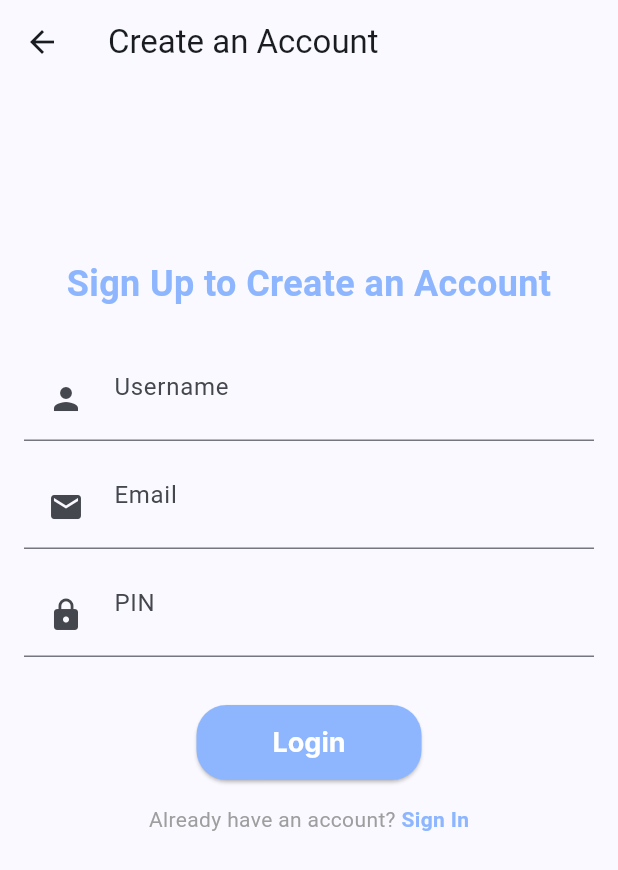
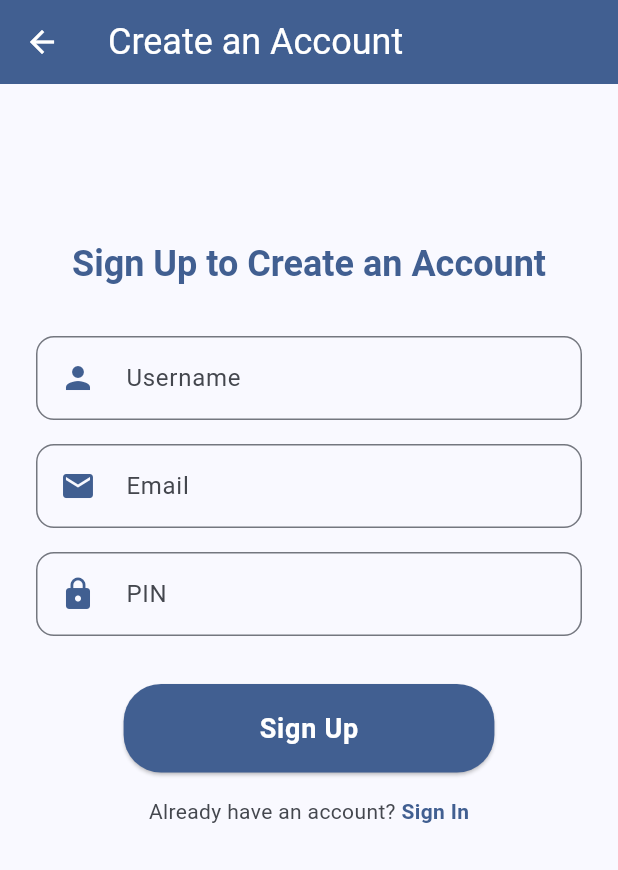
Before and after one commit to MiriAcer47/mokeypoxdetect, a Flutter app: the screen it shows after launch, after a tap on "GET STARTED", after a tap on "Login", after a tap on "Sign Up", on a phone screen of 412 x 824 dp. Shown: the top 870 px of the screen. Run offline on Flutter 3.47's test engine with Material 3 defaults, Android fonts, the phone set to English and light mode, and no system bars; our stand-ins replace image_picker, sqflite; accounts and stored records are empty; Roboto replaces fonts that are missing (Inter).

Commit message:
login and sign up sceens, dok comments

```diff
--- /dev/null
+++ b/lib/screens/have_account_check.dart
@@ -0,0 +1,45 @@
+import 'package:flutter/material.dart';
+import '../database_helper.dart';
+import '../models/user.dart';
+import 'patient_list.dart';
+import '../styles.dart';
+
+///Widget do sprawdzania, czy użytkownik ma konto.
+///Wyświetla opcję przejścia do ekranu rejestracji lub logowania w zleżności od stanu.
+class HaveAccountCheck extends StatelessWidget{
+  final bool login; //czy użytkownik jest na ekranie logowania
+  final VoidCallback press; //funkcja po naciśnięciu przycisku
+
+  const HaveAccountCheck({
+    super.key,
+    this.login = true,
+    required this.press,
+  });
+
+  @override
+  Widget build(BuildContext context) {
+    final colorScheme = Theme.of(context).colorScheme;
+
+    return Row(
+      mainAxisAlignment: MainAxisAlignment.center,
+      children: [
+        Text(
+          //Tekst wyświetlany w zależności od stanu
+          login ? "Don't have an account? " : "Already have an account? ",
+          style: TextStyle(color: colorScheme.onSurfaceVariant),
+        ),
+        //Przycisk przejścia do ekranu logowania lub rejestracji
+        GestureDetector(
+          onTap: press,
+          child: Text(
+            login ? "Sign Up" : "Sign In",
+            style: TextStyle(
+              color: colorScheme.primary,
+              fontWeight: FontWeight.bold,
+            ),
+          ),
+        ),
+      ],
+    );
+  }
+}
--- a/lib/screens/login_form.dart
+++ b/lib/screens/login_form.dart
@@ -2,76 +2,102 @@ import 'package:flutter/material.dart';
 import '../database_helper.dart';
 import '../models/user.dart';
 import 'patient_list.dart';
-import '../styles.dart';
 
+///Klasa przedstawia formularz logowania, umożliwiający użytkownikowu zalogowanie do aplikacji poprzez podanie nazwy użytkownika oraz PINu.
+///Po poprawnym wprowadzeniu danych następuje przekierowanie do ekranu z listą pacjentów.
+class LoginForm extends StatefulWidget {
+  const LoginForm({super.key});
 
-//Klasa przedstawiająca ekran logowania. W celu zalogowania użytkownik podaje nazwe użytkownika oraz PIN.
-class LoginForm extends StatefulWidget {
   @override
   _LoginFormState createState() => _LoginFormState();
 }
 
+
+///Stan aplikacji dla ekranu logowania. Zarządza kontrolerami tekstu, logiką walidacji i funkcją logowania.
 class _LoginFormState extends State<LoginForm> {
-  final _formKey = GlobalKey<FormState>();
-  final _usernameController = TextEditingController(); //kontoler pola nazwy użytkownika
-  final _pinController = TextEditingController(); //kontoler pola PIN
-  final dbHelper = DatabaseHelper.instance;
+  final _formKey = GlobalKey<FormState>(); //klucz do zarząrzania walidacją.
+  final _usernameController = TextEditingController(); //kontoler pola nazwy użytkownika.
+  final _pinController = TextEditingController(); //kontoler pola PIN.
+  final dbHelper = DatabaseHelper.instance; //instancja klasy DatabaseHelper
 
-  //metoda logowania użytkownika
-  void _login() async {
+  ///Metoda logowania użytkownika.
+  ///Sprawdza czy użytkownik istnieje oraz czy podany PIN jest poprawny,
+  Future<void> _login() async {
     if (_formKey.currentState!.validate()) {
-      String username = _usernameController.text.trim();
-      String pin = _pinController.text.trim();
+      String username = _usernameController.text
+          .trim(); //Pobiera i czyści nazwę użtkownika.
+      String pin = _pinController.text.trim(); //Pobiera i czyści PIN.
 
-      User? user = await dbHelper.getUser(username);
+      try {
+        User? user = await dbHelper.getUser(
+            username); //Pobiera użytkownika z bazy.
+
+        if (!mounted) return;
         if (user != null && user.pin == pin) {
-        //Jeśli dane są poprawne przejdź do listy pacjentów
+          //Jeśli dane są poprawne przejście do listy pacjentów.
           Navigator.pushReplacement(
             context,
             MaterialPageRoute(builder: (context) => PatientList()),
           );
         } else {
-        //W przypadku niepoprawnie wprowadzonych danych wyświetl komunikat o błędzie
+          //W przypadku niepoprawnie wprowadzonych danych wyświetla komunikat o błędzie.
           ScaffoldMessenger.of(context).showSnackBar(
-          SnackBar(content: Text('Invalid username or PIN')),
+            const SnackBar(content: Text('Invalid username or PIN')),
+          );
+        }
+      } catch (e) {
+        //Obsługa błędu - przy braku połączenia z bazu wyświetla komunikat  o błędzie.
+        ScaffoldMessenger.of(context).showSnackBar(const SnackBar(content: Text(
+            'Error connectiong to the database. Please try again.')),
         );
       }
     }
   }
 
+  ///Usuwa kontrolery przy zamykaniu widgetu.
   @override
   void dispose() {
     _usernameController.dispose();
     _pinController.dispose();
     super.dispose();
   }
+
   @override
   Widget build(BuildContext context){
+    final colorScheme = Theme.of(context).colorScheme;
+    final textTheme = Theme.of(context).textTheme;
+
     return Form(
       key: _formKey,
       child: Column(
         children: [
-          //Pola tekstowe dla nazwy użytkownika
+          //Pole tekstowe dla nazwy użytkownika.
           TextFormField(
             controller: _usernameController,
             decoration: InputDecoration(
               hintText: 'Username',
               prefixIcon: Padding(
-                padding: EdgeInsets.all(16),
-                child: Icon(Icons.person),
+                padding: const EdgeInsets.all(12),
+                child: Icon(Icons.person, color: colorScheme.primary),
+              ),
+              border: OutlineInputBorder(
+                borderRadius: BorderRadius.circular(12),
               ),
             ),
             validator: (value) => value!.isEmpty ? 'Please enter your username' : null,
           ),
-          SizedBox(height: 16.0),
-          //Pola tekstowe dla PIN
+          const SizedBox(height: 16.0),
+          //Pole tekstowe dla PIN.
           TextFormField(
             controller: _pinController,
             decoration: InputDecoration(
               hintText: 'PIN',
               prefixIcon: Padding(
-                padding: EdgeInsets.all(16),
-                child: Icon(Icons.lock),
+                padding: const EdgeInsets.all(16),
+                child: Icon(Icons.lock, color: colorScheme.primary),
+              ),
+              border: OutlineInputBorder(
+                borderRadius: BorderRadius.circular(12),
               ),
             ),
             keyboardType: TextInputType.number,
@@ -79,50 +105,25 @@ class _LoginFormState extends State<LoginForm> {
             validator: (value) =>
             value!.isEmpty ? 'Please enter your PIN' : null,
           ),
-          SizedBox(height: 32),
+          const SizedBox(height: 24),
           //Przycisk logowania
-          ElevatedButton(
+      SizedBox(
+        width: MediaQuery.of(context).size.width * 0.6,
+        child: ElevatedButton(
             onPressed: _login,
-            child: Text('Login', style: TextStyle(color: Colors.white),
+            style: ElevatedButton.styleFrom(
+              padding: const EdgeInsets.symmetric(horizontal: 48, vertical: 16),
+              shape: RoundedRectangleBorder(
+                borderRadius: BorderRadius.circular(25),
               ),
-            style:buttonStyle1,
+              backgroundColor: colorScheme.primary,
+          ),
+            child: Text('Login',
+                style: textTheme.bodyLarge?.copyWith(color: colorScheme.onPrimary, fontSize: 18, fontWeight: FontWeight.bold)),
+        ),
       ),
         ],
       ),
     );
   }
 }
-
-class HaveAccountCheck extends StatelessWidget{
-  final bool login;
-  final VoidCallback press;
-
-  const HaveAccountCheck({
-    Key? key,
-    this.login = true,
-    required this.press,
-  }) :super(key:key);
-
-  @override
-  Widget build(BuildContext context) {
-    return Row(
-      mainAxisAlignment: MainAxisAlignment.center,
-      children: [
-        Text(
-          login ? "Don't have an account? " : "Already have an account? ",
-          style: TextStyle(color: Colors.grey),
-        ),
-        GestureDetector(
-          onTap: press,
-          child: Text(
-            login ? "Sign Up" : "Sign In",
-            style: TextStyle(
-              color: appColor,
-              fontWeight: FontWeight.bold,
-            ),
-          ),
-        ),
-      ],
-    );
-  }
-}
--- a/lib/screens/login_screen.dart
+++ b/lib/screens/login_screen.dart
@@ -1,26 +1,26 @@
 import 'package:flutter/material.dart';
 import 'signup_screen.dart';
 import 'login_form.dart';
+import 'have_account_check.dart';
 
+///Klasa przedstawiająca ekran logowania, który składa się z formularza logowania.
+///W przypadku braku konta umożliwia przejście do ekranu rejestracji.
+  class LoginScreen extends StatelessWidget{
+  const LoginScreen({super.key});
 
-  class LoginScreen extends StatelessWidget{
   @override
   Widget build(BuildContext context) {
     final ColorScheme colorScheme = Theme.of(context).colorScheme;
 
     return Scaffold(
-
       appBar: AppBar(
         title: Text('User Login', style: TextStyle(color:colorScheme.onPrimary)),
         backgroundColor: colorScheme.primary,
-
       ),
       body: SingleChildScrollView(
-
         child: Center(
-
           child: Padding(
-            padding: EdgeInsets.all(16),
+            padding: const EdgeInsets.all(24.0),
             child: Column(
               mainAxisAlignment: MainAxisAlignment.center,
               children: [
@@ -28,19 +28,21 @@ import 'login_form.dart';
                   'assets/images/img22_loginscreen.png',
                   height: 200.0,
                 ),
-
-                SizedBox(height: 20.0),
+                const SizedBox(height: 20.0),
                  Text(
                   'Enter your login and PIN',
                   style: Theme.of(context).textTheme.headlineSmall?.copyWith(
-                    color: colorScheme.onSurface,
+                    //color: colorScheme.onSurface,
+                    color: colorScheme.primary,
                     fontWeight: FontWeight.bold,
                   ),
                   textAlign: TextAlign.center,
                 ),
-                SizedBox(height: 32.0),
-                LoginForm(),
-                SizedBox(height: 16.0),
+                const SizedBox(height: 32.0),
+                //Formularz logowania
+                const LoginForm(),
+                //Opcja przejścia do ekranu rejestracji.
+                const SizedBox(height: 16.0),
                 HaveAccountCheck(
                   login: true,
                   press: (){
--- a/lib/screens/signup_screen.dart
+++ b/lib/screens/signup_screen.dart
@@ -3,44 +3,53 @@ import 'package:monkey/styles.dart';
 import '../models/user.dart';
 import '../database_helper.dart';
 import 'login_form.dart';
+import 'have_account_check.dart';
 
 
-//Klasa przedstawiająca ekran do rejestracji nowego użytkownika, gdzie użytkownik może założyć nowe konto.
+///Klasa przedstawiająca ekran do rejestracji nowego użytkownika, gdzie użytkownik może założyć nowe konto.
 class SignupScreen extends StatefulWidget {
+  const SignupScreen({super.key});
+
   @override
   _SignupScreenState createState() => _SignupScreenState();
 }
 
 class _SignupScreenState extends State<SignupScreen> {
-  final _formKey = GlobalKey<FormState>();
+  final _formKey = GlobalKey<FormState>(); //klucz do identyfikacji i walidacji formularza.
   final _usernameController = TextEditingController(); //Kontroler pola nazwy uzytkownika
   final _pinController = TextEditingController(); //Kontroler pola PIN
   final _emailController = TextEditingController(); //Kontroler pola adresu e-mail
   final dbHelper = DatabaseHelper.instance;
 
-  //Metoda rejestracji nowego użytkownika
-  void _signup() async {
+  ///Metoda rejestracji nowego użytkownika przy użyciu wprowadznych danych.
+  ///WYświetle komunikat o powodzeniu lub blędzie.
+  Future<void> _signup() async {
+    //Walidacja danych formularza
     if (_formKey.currentState!.validate()) {
       String username = _usernameController.text.trim();
       String pin = _pinController.text.trim();
       String email = _emailController.text.trim();
 
+      //Utworzenie nowego obiektu użytkownika.
       User newUser = User(
         username: username,
         pin: pin,
         email: email,
       );
+      if (!mounted) return;
+      try {
 
-      try {
+        //Wstawia nowego użytkownika do bazy.
         await dbHelper.insertUser(newUser);
+        if (!mounted) return;
         ScaffoldMessenger.of(context).showSnackBar(
-          SnackBar(content: Text('Account created successfully!')),
+          const SnackBar(content: Text('Account created successfully!')),
         );
         Navigator.pop(context); //Powrót do ekranu logowania
       } catch (e) {
         //Obsługa błędu, gdy nazwa użytkownika lub adres e-mail już istnieją
         ScaffoldMessenger.of(context).showSnackBar(
-          SnackBar(content: Text('Username or email already exists')),
+          const SnackBar(content: Text('Username or email already exists')),
         );
       }
     }
@@ -56,30 +65,35 @@ class _SignupScreenState extends State<SignupScreen> {
 
   @override
   Widget build(BuildContext context) {
+    final colorScheme = Theme.of(context).colorScheme;
+    final textTheme = Theme.of(context).textTheme;
+
     return Scaffold(
       appBar: AppBar(
-        title: Text('Create an Account'),
+        backgroundColor: colorScheme.primary,
+        title: Text('Create an Account',
+          style: textTheme.headlineSmall?.copyWith(color: colorScheme.onPrimary),),
+        iconTheme: IconThemeData(color: colorScheme.onPrimary),
       ),
+
       body: SingleChildScrollView(
-
         child: Center(
           child:Padding(
-        padding: EdgeInsets.all(16),
+        padding: const EdgeInsets.all(24),
         child: Column(
           mainAxisAlignment: MainAxisAlignment.center,
           children: [
-            SizedBox(height: 100),
-            const Text(
-
+            const SizedBox(height: 80),
+             Text(
           'Sign Up to Create an Account',
-          style: TextStyle(
-          fontSize: 24,
+          style: textTheme.headlineSmall?.copyWith(
           fontWeight: FontWeight.bold,
-          color: appColor,
+          //color: colorScheme.onSurface,
+            color: colorScheme.primary,
           ),
           textAlign: TextAlign.center,
           ),
-         SizedBox(height:32.0),
+         const SizedBox(height:32.0),
           Form(
           key: _formKey,
           child: Column(
@@ -90,48 +104,70 @@ class _SignupScreenState extends State<SignupScreen> {
                 decoration: InputDecoration(
                 hintText: 'Username',
                 prefixIcon: Padding(
-                padding: EdgeInsets.all(16),
-                child: Icon(Icons.person),
+                padding: const EdgeInsets.all(16),
+                  child: Icon(Icons.person, color: colorScheme.primary),),
+                  border: OutlineInputBorder(
+                    borderRadius: BorderRadius.circular(12),
                 ),
               ),
               validator: (value) => value!.isEmpty ? 'Please enter a username' : null,
               ),
-              SizedBox(height: 16.0),
+              const SizedBox(height: 16.0),
               // Pole tekstowe dla pinu
               TextFormField(
                 controller: _emailController,
                 decoration: InputDecoration(
                 hintText: 'Email',
                 prefixIcon: Padding(
-                padding: EdgeInsets.all(16),
-                child: Icon(Icons.email),
+                padding: const EdgeInsets.all(16),
+                  child: Icon(Icons.email, color: colorScheme.primary),),
+                  border: OutlineInputBorder(
+                    borderRadius: BorderRadius.circular(12),
                 ),
               ),
                 validator: (value) =>
                 value!.isEmpty ? 'Please enter an e-mail' : null,
               ),
-              SizedBox(height: 16.0),
+              const SizedBox(height: 16.0),
               //Pole tekstowe dla adresu email
               TextFormField(
                 controller: _pinController,
                 decoration: InputDecoration(
                 hintText: 'PIN',
                 prefixIcon: Padding(
-                padding: EdgeInsets.all(16),
-                child: Icon(Icons.lock),
+                padding: const EdgeInsets.all(16),
+                  child: Icon(Icons.lock, color: colorScheme.primary),
+                ),
+                  border: OutlineInputBorder(
+                    borderRadius: BorderRadius.circular(12),
                 ),
                 ),
                 validator: (value) => value!.isEmpty ? 'Please enter a PIN' : null,
               ),
-              SizedBox(height: 32.0),
+              const SizedBox(height: 32.0),
               //Przycisk rejestracji użytkownika - sign up
-              ElevatedButton(
+
+            SizedBox(
+              width: MediaQuery.of(context).size.width * 0.6,
+              child: ElevatedButton(
                 onPressed: _signup,
-                child: Text('Login', style: TextStyle(color: Colors.white),
+                style:ElevatedButton.styleFrom(
+                  padding: const EdgeInsets.symmetric(horizontal: 48, vertical: 16),
+                  shape: RoundedRectangleBorder(
+                    borderRadius: BorderRadius.circular(25),
+                  ),
+                  backgroundColor: colorScheme.primary,
                 ),
-                style:buttonStyle1,
+                child: Text('Sign Up',
+                  style: textTheme.bodyLarge?.copyWith(
+                    color: colorScheme.onPrimary,
+                    fontSize: 18,
+                    fontWeight: FontWeight.bold,
+                  ),
+                ),
               ),
-            SizedBox(height: 16.0),
+            ),
+            const SizedBox(height: 16.0),
             HaveAccountCheck(
             login: false,
             press: (){
```
Also changed, not shown: lib/material_theme.dart (line endings or trailing spaces). Lines whose indentation alone changed are shown as unchanged.
